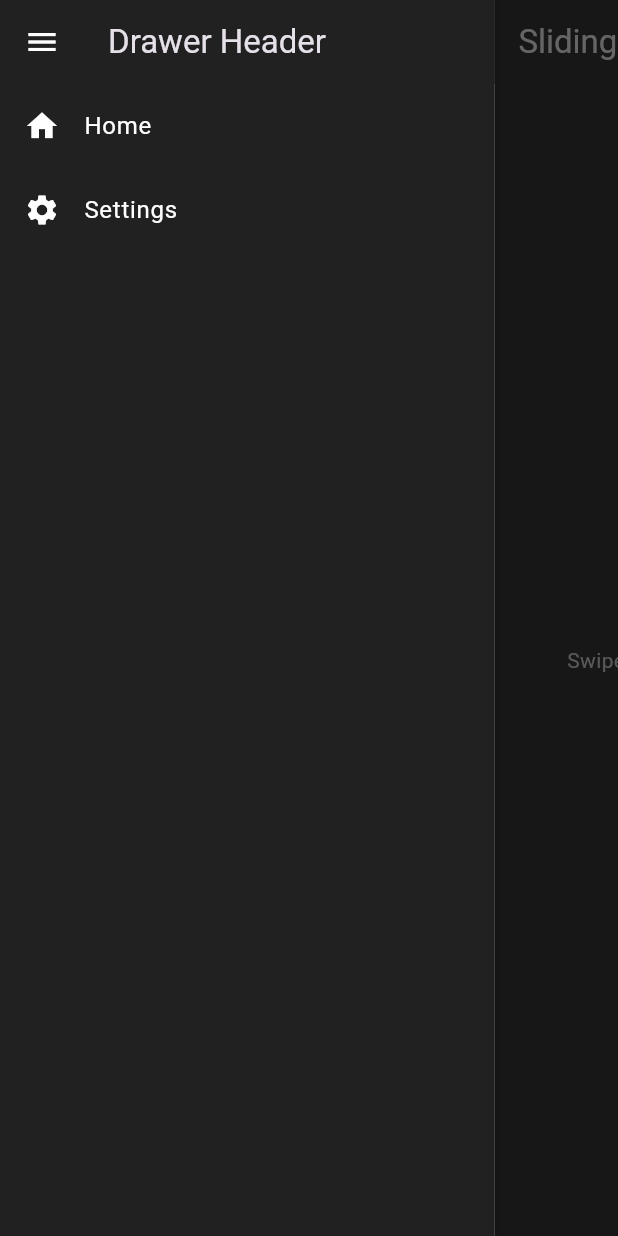
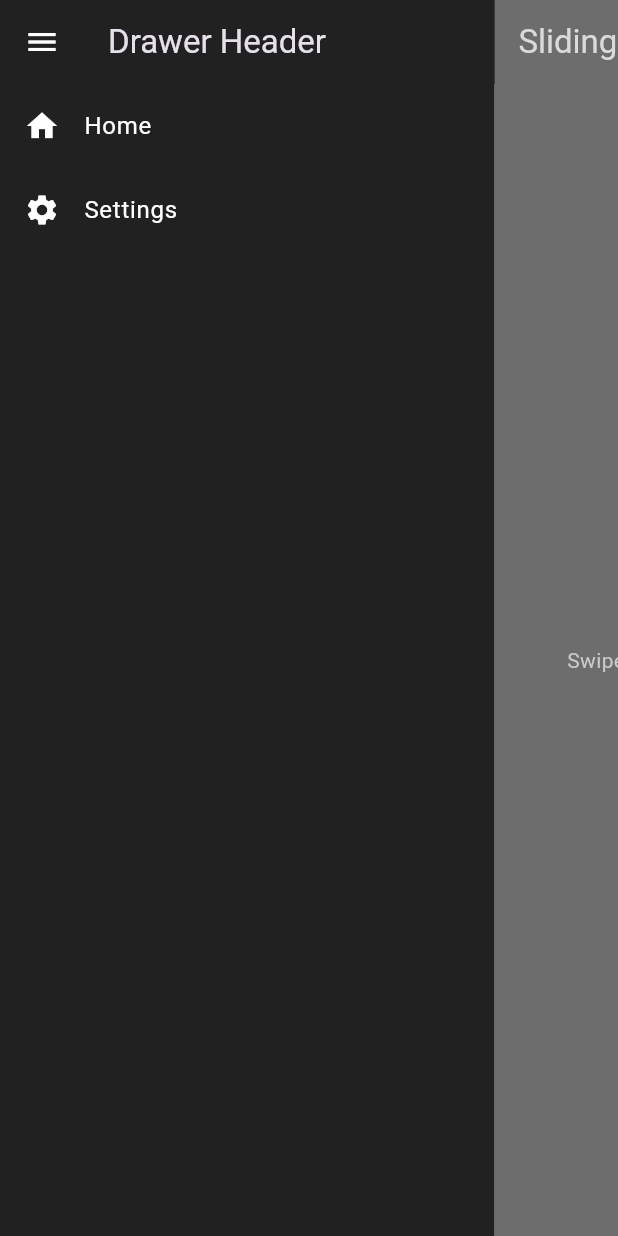
Before and after one commit to hruzgar/flutter_responsive_sliding_drawer, a Flutter app: the screen it shows after launch, after a tap on the "menu" icon, on a phone screen of 412 x 824 dp. Run offline on Flutter 3.47's test engine with Material 3 defaults, Android fonts, the phone set to English and light mode, and no system bars.

Commit message:
improved behaviour for desktop and more

```diff
--- a/example/lib/main.dart
+++ b/example/lib/main.dart
@@ -52,7 +52,10 @@ class _HomeScreenState extends State<HomeScreen> {
         controller: _drawerController,
         showMenuButton: _showMainMenuButton,
       ),
-      lightShadow: true,
+      scrimColor: const Color.fromARGB(255, 255, 255, 255),
+      scrimColorOpacity: 0.3,
+      scrimGradientStartOpacity: 0.2,
+      scrimGradientWidth: 4,
     );
   }
 }
--- a/lib/responsive_sliding_drawer.dart
+++ b/lib/responsive_sliding_drawer.dart
@@ -1,6 +1,9 @@
+import 'dart:io';
+
 import 'package:flutter/material.dart';
 
 enum _DrawerAction { open, close }
+
 enum _DrawerDragDirection { opening, closing }
 
 class SlidingDrawerController {
@@ -196,9 +199,7 @@ class _SlidingDrawerState extends State<SlidingDrawer>
       widget.onFinishedOpening?.call();
       return;
     }
-    _controller
-        .animateTo(1.0, duration: widget.animationDuration)
-        .then((_) {
+    _controller.animateTo(1.0, duration: widget.animationDuration).then((_) {
       _isOpen = true;
       widget.onAnimationComplete?.call(true);
       widget.onFinishedOpening?.call();
@@ -217,9 +218,7 @@ class _SlidingDrawerState extends State<SlidingDrawer>
       widget.onFinishedClosing?.call();
       return;
     }
-    _controller
-        .animateTo(0.0, duration: widget.animationDuration)
-        .then((_) {
+    _controller.animateTo(0.0, duration: widget.animationDuration).then((_) {
       _isOpen = false;
       widget.onAnimationComplete?.call(false);
       widget.onFinishedClosing?.call();
@@ -304,10 +303,15 @@ class _SlidingDrawerState extends State<SlidingDrawer>
               final dx = -drawerWidth * (1 - _controller.value);
               return Transform.translate(
                 offset: Offset(dx, 0),
+                child: GestureDetector(
+                  onHorizontalDragStart: _handleDragStart,
+                  onHorizontalDragUpdate: _handleDragUpdate,
+                  onHorizontalDragEnd: _handleDragEnd,
                   child: Container(
                     width: drawerWidth,
                     height: MediaQuery.of(context).size.height,
                     child: widget.drawer,
+                  ),
                 ),
               );
             },
@@ -327,7 +331,8 @@ class _SlidingDrawerState extends State<SlidingDrawer>
           ),
           if (drawerFullyOpen)
             Positioned(
-              left: widget.centerDivider
+              left:
+                  widget.centerDivider
                       ? drawerWidth - widget.dividerWidth / 2
                       : drawerWidth,
               top: 0,
@@ -339,7 +344,8 @@ class _SlidingDrawerState extends State<SlidingDrawer>
                 cursor: SystemMouseCursors.resizeColumn,
                 child: AnimatedOpacity(
                   duration: const Duration(milliseconds: 200),
-                  opacity: (_isHoveringDivider || _resizeOvershoot != 0.0)
+                  opacity:
+                      (_isHoveringDivider || _resizeOvershoot != 0.0)
                           ? 1.0
                           : 0.0,
                   child: GestureDetector(
@@ -375,6 +381,7 @@ class _SlidingDrawerState extends State<SlidingDrawer>
       // Mobile layout: The whole main area is draggable.
       return Stack(
         children: [
+          // if (Platform.isAndroid || Platform.isIOS)
           AnimatedBuilder(
             animation: _controller,
             builder: (context, child) {
@@ -386,9 +393,18 @@ class _SlidingDrawerState extends State<SlidingDrawer>
                   onTap: () {
                     if (drawerFullyOpen) _toggleDrawer();
                   },
-                  onHorizontalDragStart: _handleDragStart,
-                  onHorizontalDragUpdate: _handleDragUpdate,
-                  onHorizontalDragEnd: _handleDragEnd,
+                  onHorizontalDragStart:
+                      Platform.isAndroid || Platform.isIOS
+                          ? _handleDragStart
+                          : null,
+                  onHorizontalDragUpdate:
+                      Platform.isAndroid || Platform.isIOS
+                          ? _handleDragUpdate
+                          : null,
+                  onHorizontalDragEnd:
+                      Platform.isAndroid || Platform.isIOS
+                          ? _handleDragEnd
+                          : null,
                   child: widget.body,
                 ),
               );
@@ -413,43 +429,44 @@ class _SlidingDrawerState extends State<SlidingDrawer>
                       width: MediaQuery.of(context).size.width,
                       height: MediaQuery.of(context).size.height,
                       decoration: BoxDecoration(
-                        color: widget.scrimColor.withOpacity(
-                          widget.scrimColorOpacity * _controller.value,
+                        color: widget.scrimColor.withValues(
+                          alpha: widget.scrimColorOpacity * _controller.value,
                         ),
                       ),
-                      child: Stack(
-                        children: [
-                          Positioned(
-                            left: 0,
-                            top: 0,
-                            bottom: 0,
-                            width: widget.scrimGradientWidth,
-                            child: IgnorePointer(
-                              child: Container(
-                                decoration: BoxDecoration(
-                                  gradient: LinearGradient(
-                                    begin: Alignment.centerLeft,
-                                    end: Alignment.centerRight,
-                                    colors: [
-                                      widget.scrimColor.withOpacity(
-                                        widget.scrimGradientStartOpacity *
-                                            _controller.value,
-                                      ),
-                                      Colors.transparent,
-                                    ],
-                                  ),
-                                ),
-                              ),
-                            ),
-                          ),
-                        ],
-                      ),
+                      // child: Stack(
+                      //   children: [
+                      //     Positioned(
+                      //       left: 0,
+                      //       top: 0,
+                      //       bottom: 0,
+                      //       width: widget.scrimGradientWidth,
+                      //       child: IgnorePointer(
+                      //         child: Container(
+                      //           decoration: BoxDecoration(
+                      //             gradient: LinearGradient(
+                      //               begin: Alignment.centerLeft,
+                      //               end: Alignment.centerRight,
+                      //               colors: [
+                      //                 widget.scrimColor.withValues(
+                      //                   alpha: 0.3 * _controller.value,
+                      //                 ),
+                      //                 widget.scrimColor.withValues(alpha: 0),
+                      //                 // Colors.transparent,
+                      //               ],
+                      //             ),
+                      //           ),
+                      //         ),
+                      //       ),
+                      //     ),
+                      //   ],
+                      // ),
                     ),
                   ),
                 ),
               );
             },
           ),
+          // if (Platform.isAndroid || Platform.isIOS)
           AnimatedBuilder(
             animation: _controller,
             builder: (context, child) {
```
Lines whose indentation alone changed are shown as unchanged.
